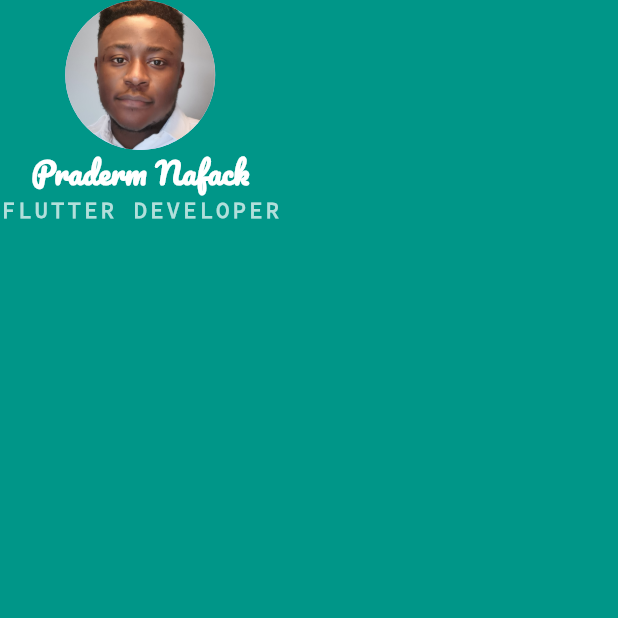
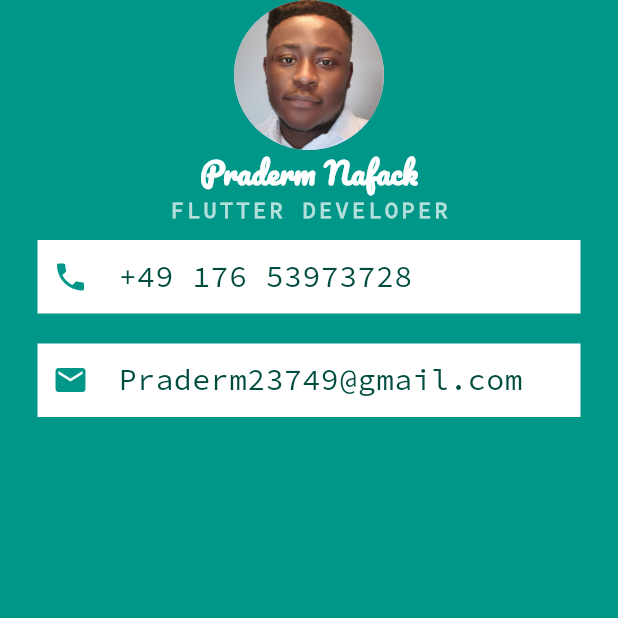
Before and after one commit to PradermN/My-Card, a Flutter app: the screen it shows after launch, on a phone screen of 412 x 824 dp, the top half of it. Run offline on Flutter 3.47's test engine with Material 3 defaults, Android fonts, the phone set to English and light mode, and no system bars.

Commit message:
use padding, margin, Icon and SizedBox

```diff
--- a/lib/main.dart
+++ b/lib/main.dart
@@ -1,5 +1,4 @@
 import 'package:flutter/material.dart';
-import 'package:google_fonts/google_fonts.dart';
 
 void main() {
   runApp(const MyApp());
@@ -39,6 +38,54 @@
                   fontWeight: FontWeight.bold,
                 ),
               ),
+              Container(
+                padding: EdgeInsets.all(10.0),
+                margin: EdgeInsets.symmetric(vertical: 10.0, horizontal: 25.0),
+                color: Colors.white,
+                child: Row(
+                  children: <Widget>[
+                    Icon(
+                      Icons.phone,
+                      color: Colors.teal,
+                    ),
+                    SizedBox(
+                      width: 20.0,
+                    ),
+                    Text(
+                      '+49 176 53973728',
+                      style: TextStyle(
+                        color: Colors.teal.shade900,
+                        fontFamily: 'SourceSansPro',
+                        fontSize: 20.0,
+                      ),
+                    )
+                  ],
+                ),
+              ),
+              Container(
+                padding: EdgeInsets.all(10.0),
+                margin: EdgeInsets.symmetric(vertical: 10.0, horizontal: 25.0),
+                color: Colors.white,
+                child: Row(
+                  children: <Widget>[
+                    Icon(
+                      Icons.email,
+                      color: Colors.teal,
+                    ),
+                    SizedBox(
+                      width: 20.0,
+                    ),
+                    Text(
+                      'Praderm23749@gmail.com',
+                      style: TextStyle(
+                        color: Colors.teal.shade900,
+                        fontFamily: 'SourceSansPro',
+                        fontSize: 20.0,
+                      ),
+                    )
+                  ],
+                ),
+              ),
             ],
           ),
         ),
```
